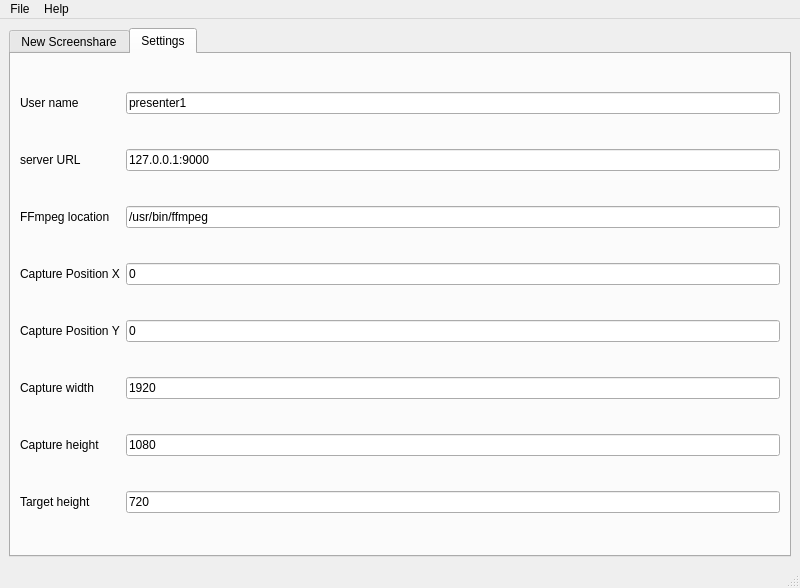
This is screenshare-client/mainwindow.ui in JohannBo/Hermodr-Presesenter as Qt 5 draws it before an edit. The edited form follows.
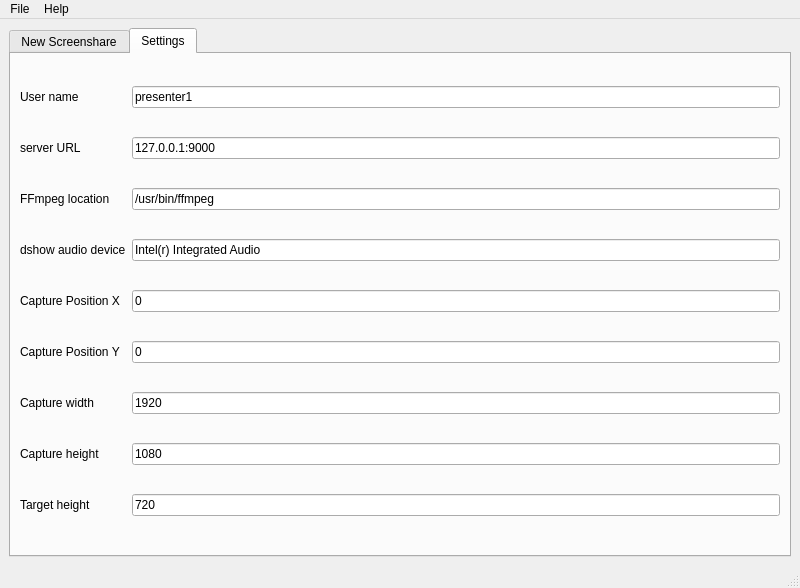
This is the edited form. The open tabs and pages were chosen to show the change.

Commit message: added sound support for windows

Diff of the .ui file:
```diff
--- a/screenshare-client/mainwindow.ui
+++ b/screenshare-client/mainwindow.ui
@@ -195,69 +195,83 @@
          </widget>
         </item>
         <item row="3" column="0">
+         <widget class="QLabel" name="label_9">
+          <property name="text">
+           <string>dshow audio device</string>
+          </property>
+         </widget>
+        </item>
+        <item row="3" column="1">
+         <widget class="QLineEdit" name="lineEdit_settings_dshow">
+          <property name="text">
+           <string>Intel(r) Integrated Audio</string>
+          </property>
+         </widget>
+        </item>
+        <item row="4" column="0">
          <widget class="QLabel" name="label_4">
           <property name="text">
            <string>Capture Position X</string>
           </property>
          </widget>
         </item>
-        <item row="3" column="1">
+        <item row="4" column="1">
          <widget class="QLineEdit" name="lineEdit_settings_positionX">
           <property name="text">
            <string>0</string>
           </property>
          </widget>
         </item>
-        <item row="4" column="0">
+        <item row="5" column="0">
          <widget class="QLabel" name="label_5">
           <property name="text">
            <string>Capture Position Y</string>
           </property>
          </widget>
         </item>
-        <item row="4" column="1">
+        <item row="5" column="1">
          <widget class="QLineEdit" name="lineEdit_settings_positionY">
           <property name="text">
            <string>0</string>
           </property>
          </widget>
         </item>
-        <item row="5" column="0">
+        <item row="6" column="0">
          <widget class="QLabel" name="label_6">
           <property name="text">
            <string>Capture width</string>
           </property>
          </widget>
         </item>
-        <item row="5" column="1">
+        <item row="6" column="1">
          <widget class="QLineEdit" name="lineEdit_settings_width">
           <property name="text">
            <string>1920</string>
           </property>
          </widget>
         </item>
-        <item row="6" column="0">
+        <item row="7" column="0">
          <widget class="QLabel" name="label_7">
           <property name="text">
            <string>Capture height</string>
           </property>
          </widget>
         </item>
-        <item row="6" column="1">
+        <item row="7" column="1">
          <widget class="QLineEdit" name="lineEdit_settings_height">
           <property name="text">
            <string>1080</string>
           </property>
          </widget>
         </item>
-        <item row="7" column="0">
+        <item row="8" column="0">
          <widget class="QLabel" name="label_8">
           <property name="text">
            <string>Target height</string>
           </property>
          </widget>
         </item>
-        <item row="7" column="1">
+        <item row="8" column="1">
          <widget class="QLineEdit" name="lineEdit_settings_targetHeight">
           <property name="text">
            <string>720</string>
```
The commit also changes 3 other files.
